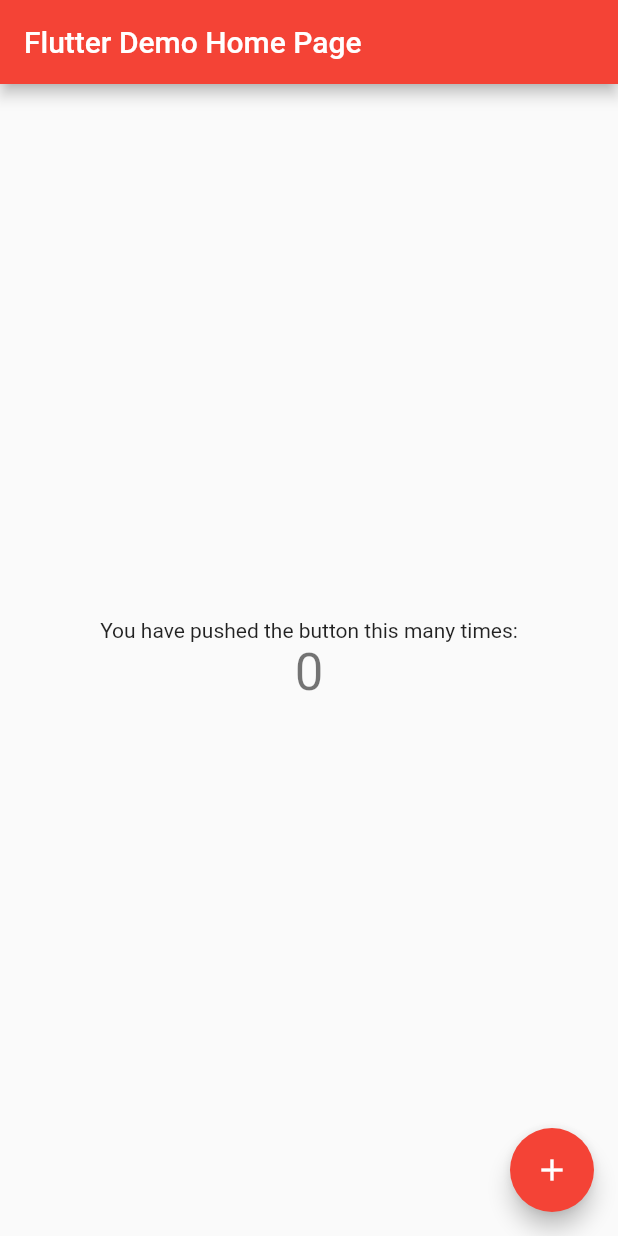
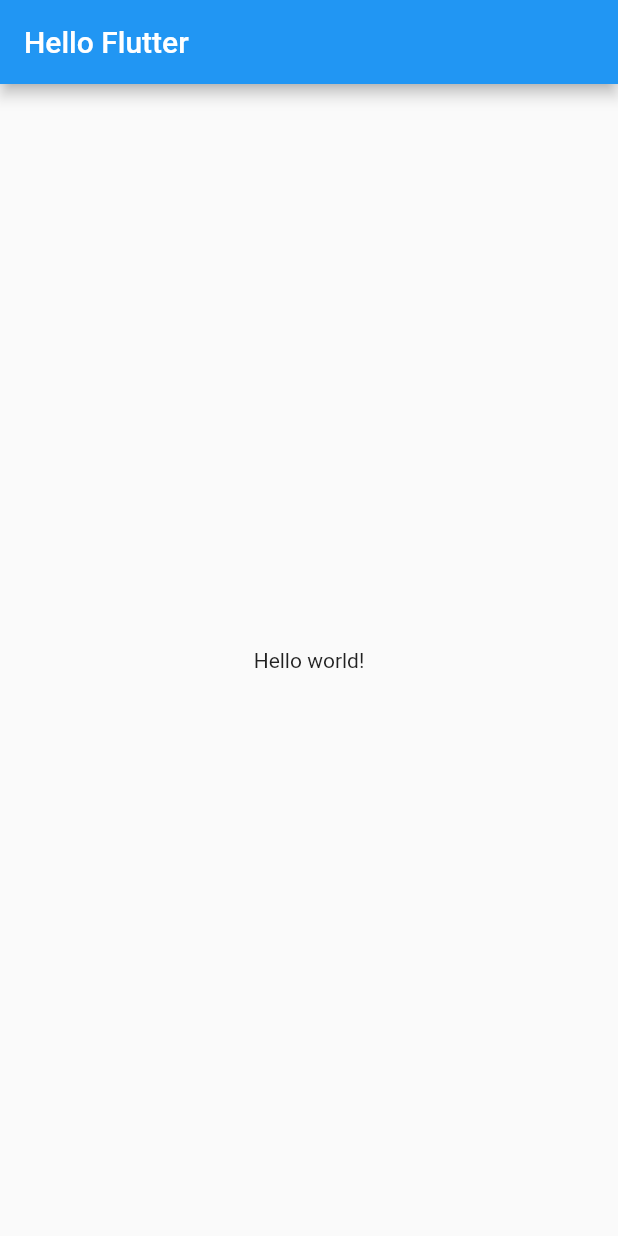
Before and after one commit to BathwithRadio/Flutter-NomadCoder-Webtoon, a Flutter app: the screen it shows after launch, on a phone screen of 412 x 824 dp. Run offline on Flutter 3.47's test engine with Material 2 defaults, Android fonts, the phone set to English and light mode, and no system bars.

Commit message:
Hello world - Widget

```diff
--- a/toonflix/lib/main.dart
+++ b/toonflix/lib/main.dart
@@ -1,115 +1,28 @@
+import 'package:flutter/cupertino.dart';
 import 'package:flutter/material.dart';
 
 void main() {
-  runApp(const MyApp());
+  runApp(App());
 }
 
-class MyApp extends StatelessWidget {
-  const MyApp({super.key});
-
-  // This widget is the root of your application.
+class App extends StatelessWidget {
+  //
+  //build method -> build UI of your widget
   @override
   Widget build(BuildContext context) {
+    // Choose starting point - need choos Mat or Cup
+    // Material - Google - Flutter is from Google this looks better
+    // Cupertino - Apple
+    // if you want somthing
     return MaterialApp(
-      title: 'Flutter Demo',
-      theme: ThemeData(
-        // This is the theme of your application.
-        //
-        // Try running your application with "flutter run". You'll see the
-        // application has a blue toolbar. Then, without quitting the app, try
-        // changing the primarySwatch below to Colors.green and then invoke
-        // "hot reload" (press "r" in the console where you ran "flutter run",
-        // or simply save your changes to "hot reload" in a Flutter IDE).
-        // Notice that the counter didn't reset back to zero; the application
-        // is not restarted.
-        primarySwatch: Colors.red,
+      home: Scaffold(
+        appBar: AppBar(
+          title: Text('Hello Flutter'),
+        ),
+        body: Center(
+          child: Text('Hello world!'),
+        ),
       ),
-      home: const MyHomePage(title: 'Flutter Demo Home Page'),
     );
   }
 }
-
-class MyHomePage extends StatefulWidget {
-  const MyHomePage({super.key, required this.title});
-
-  // This widget is the home page of your application. It is stateful, meaning
-  // that it has a State object (defined below) that contains fields that affect
-  // how it looks.
-
-  // This class is the configuration for the state. It holds the values (in this
-  // case the title) provided by the parent (in this case the App widget) and
-  // used by the build method of the State. Fields in a Widget subclass are
-  // always marked "final".
-
-  final String title;
-
-  @override
-  State<MyHomePage> createState() => _MyHomePageState();
-}
-
-class _MyHomePageState extends State<MyHomePage> {
-  int _counter = 0;
-
-  void _incrementCounter() {
-    setState(() {
-      // This call to setState tells the Flutter framework that something has
-      // changed in this State, which causes it to rerun the build method below
-      // so that the display can reflect the updated values. If we changed
-      // _counter without calling setState(), then the build method would not be
-      // called again, and so nothing would appear to happen.
-      _counter++;
-    });
-  }
-
-  @override
-  Widget build(BuildContext context) {
-    // This method is rerun every time setState is called, for instance as done
-    // by the _incrementCounter method above.
-    //
-    // The Flutter framework has been optimized to make rerunning build methods
-    // fast, so that you can just rebuild anything that needs updating rather
-    // than having to individually change instances of widgets.
-    return Scaffold(
-      appBar: AppBar(
-        // Here we take the value from the MyHomePage object that was created by
-        // the App.build method, and use it to set our appbar title.
-        title: Text(widget.title),
-      ),
-      body: Center(
-        // Center is a layout widget. It takes a single child and positions it
-        // in the middle of the parent.
-        child: Column(
-          // Column is also a layout widget. It takes a list of children and
-          // arranges them vertically. By default, it sizes itself to fit its
-          // children horizontally, and tries to be as tall as its parent.
-          //
-          // Invoke "debug painting" (press "p" in the console, choose the
-          // "Toggle Debug Paint" action from the Flutter Inspector in Android
-          // Studio, or the "Toggle Debug Paint" command in Visual Studio Code)
-          // to see the wireframe for each widget.
-          //
-          // Column has various properties to control how it sizes itself and
-          // how it positions its children. Here we use mainAxisAlignment to
-          // center the children vertically; the main axis here is the vertical
-          // axis because Columns are vertical (the cross axis would be
-          // horizontal).
-          mainAxisAlignment: MainAxisAlignment.center,
-          children: <Widget>[
-            const Text(
-              'You have pushed the button this many times:',
-            ),
-            Text(
-              '$_counter',
-              style: Theme.of(context).textTheme.headline4,
-            ),
-          ],
-        ),
-      ),
-      floatingActionButton: FloatingActionButton(
-        onPressed: _incrementCounter,
-        tooltip: 'Increment',
-        child: const Icon(Icons.add),
-      ), // This trailing comma makes auto-formatting nicer for build methods.
-    );
-  }
-}
```
